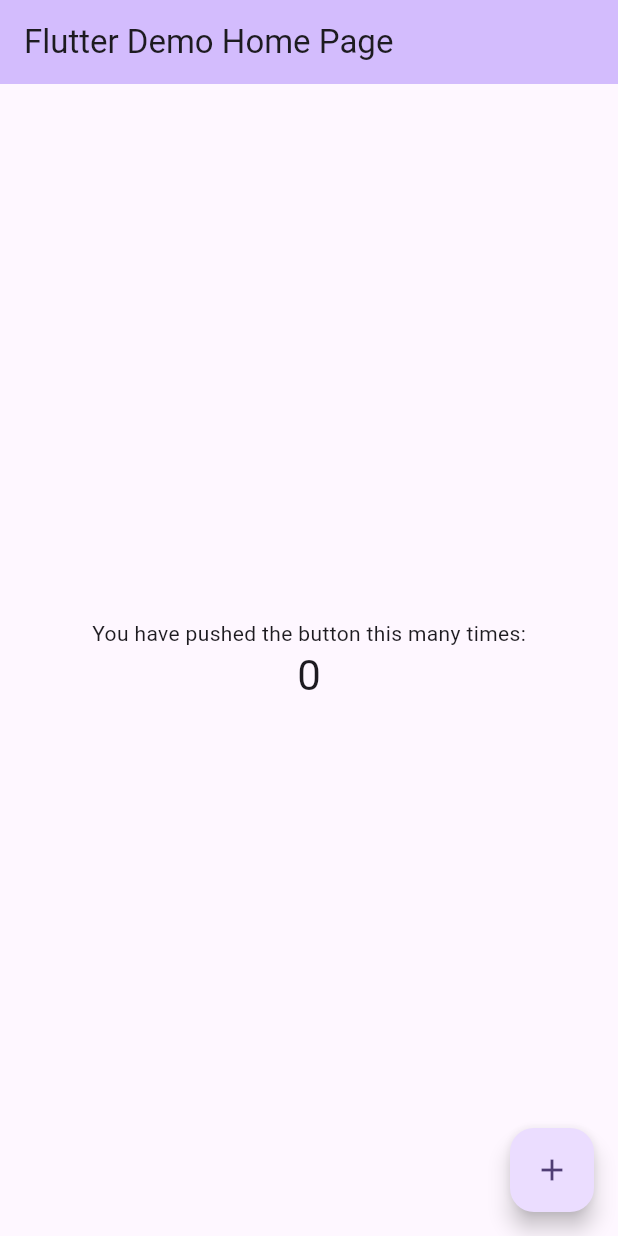
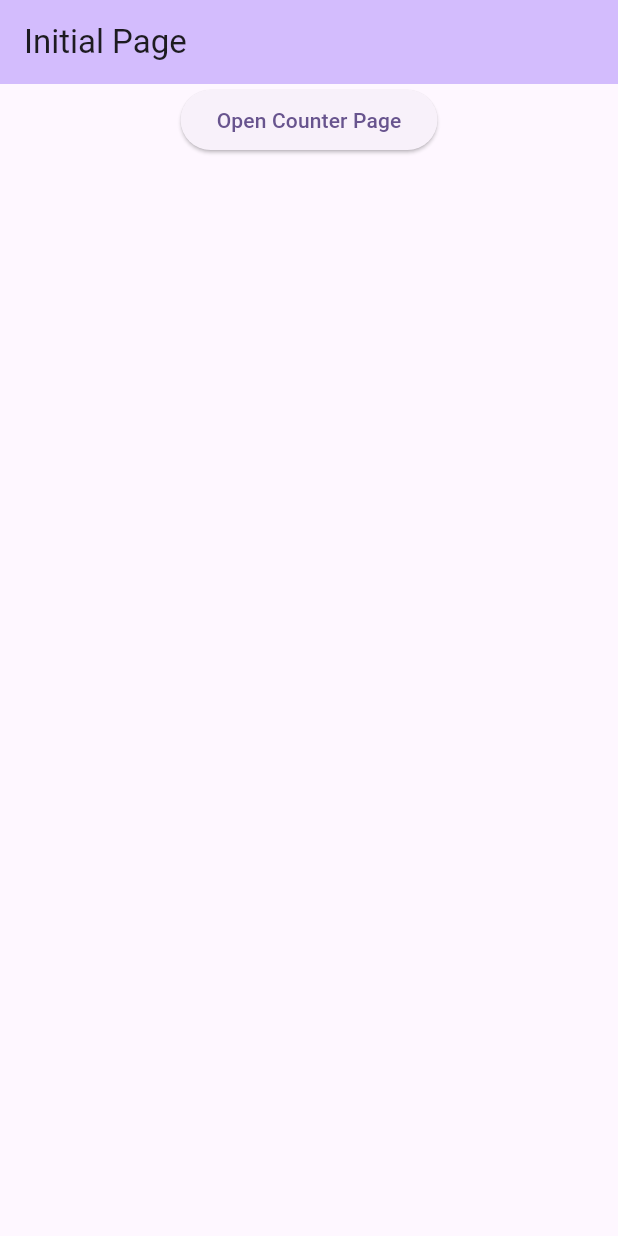
Before and after one commit to Hachimori/test_bloc, a Flutter app: the screen it shows after launch, on a phone screen of 412 x 824 dp. Run offline on Flutter 3.47's test engine with Material 3 defaults, Android fonts, the phone set to English and light mode, and no system bars.

Commit message:
元々あったページを initial counter page として追加

```diff
--- a/lib/main.dart
+++ b/lib/main.dart
@@ -1,4 +1,5 @@
 import 'package:flutter/material.dart';
+import 'package:flutter_application_hachimori/initial_feature/initial_counter_page.dart';
 
 void main() {
   runApp(const MyApp());
@@ -16,54 +17,33 @@ class MyApp extends StatelessWidget {
         colorScheme: ColorScheme.fromSeed(seedColor: Colors.deepPurple),
         useMaterial3: true,
       ),
-      home: const MyHomePage(title: 'Flutter Demo Home Page'),
+      // home: const MyHomePage(title: 'Flutter Demo Home Page'),
+      home: const InitialPage(),
     );
   }
 }
 
-class MyHomePage extends StatefulWidget {
-  const MyHomePage({super.key, required this.title});
-
-  final String title;
-
-  @override
-  State<MyHomePage> createState() => _MyHomePageState();
-}
-
-class _MyHomePageState extends State<MyHomePage> {
-  int _counter = 0;
-
-  void _incrementCounter() {
-    setState(() {
-      _counter++;
-    });
-  }
+class InitialPage extends StatelessWidget {
+  const InitialPage({super.key});
 
   @override
   Widget build(BuildContext context) {
     return Scaffold(
       appBar: AppBar(
         backgroundColor: Theme.of(context).colorScheme.inversePrimary,
-        title: Text(widget.title),
+        title: const Text('Initial Page'),
       ),
       body: Center(
         child: Column(
-          mainAxisAlignment: MainAxisAlignment.center,
-          children: <Widget>[
-            const Text(
-              'You have pushed the button this many times:',
-            ),
-            Text(
-              '$_counter',
-              style: Theme.of(context).textTheme.headlineMedium,
+          children: [
+            ElevatedButton(
+              onPressed: () {
+                Navigator.of(context).push<void>(InitialCounterPage.route());
+              },
+              child: const Text('Open Counter Page'),
             ),
           ],
-        ),
-      ),
-      floatingActionButton: FloatingActionButton(
-        onPressed: _incrementCounter,
-        tooltip: 'Increment',
-        child: const Icon(Icons.add),
+        )
       ),
     );
   }
```
Also changed, not shown: lib/initial_feature/initial_counter_page.dart (added, +68 -0 lines).
